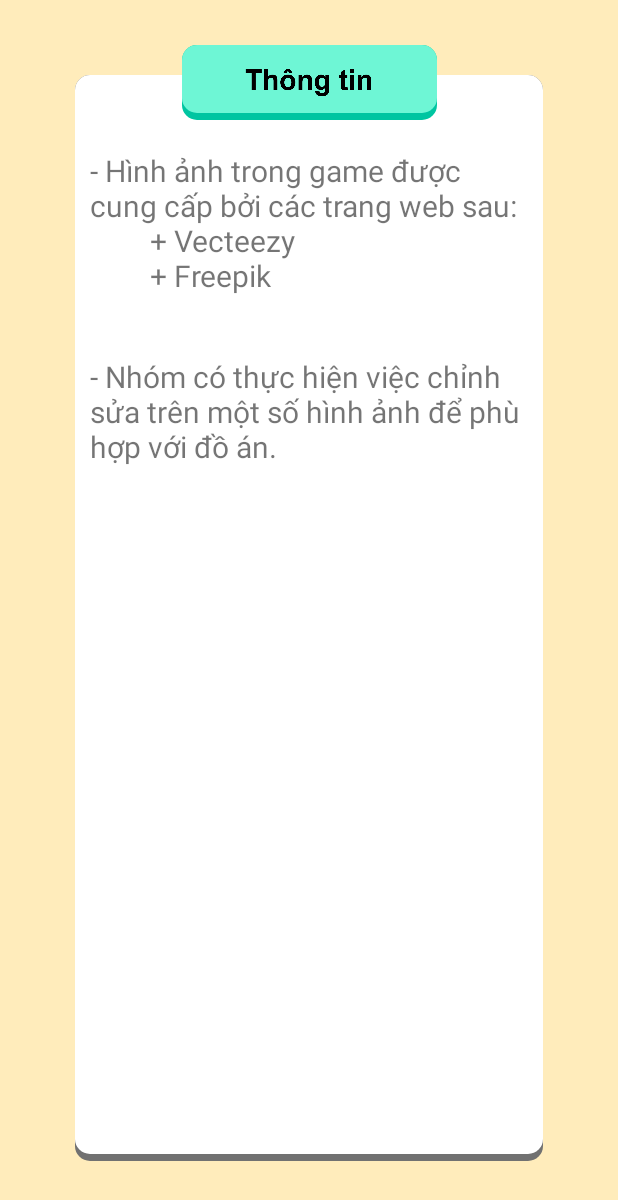
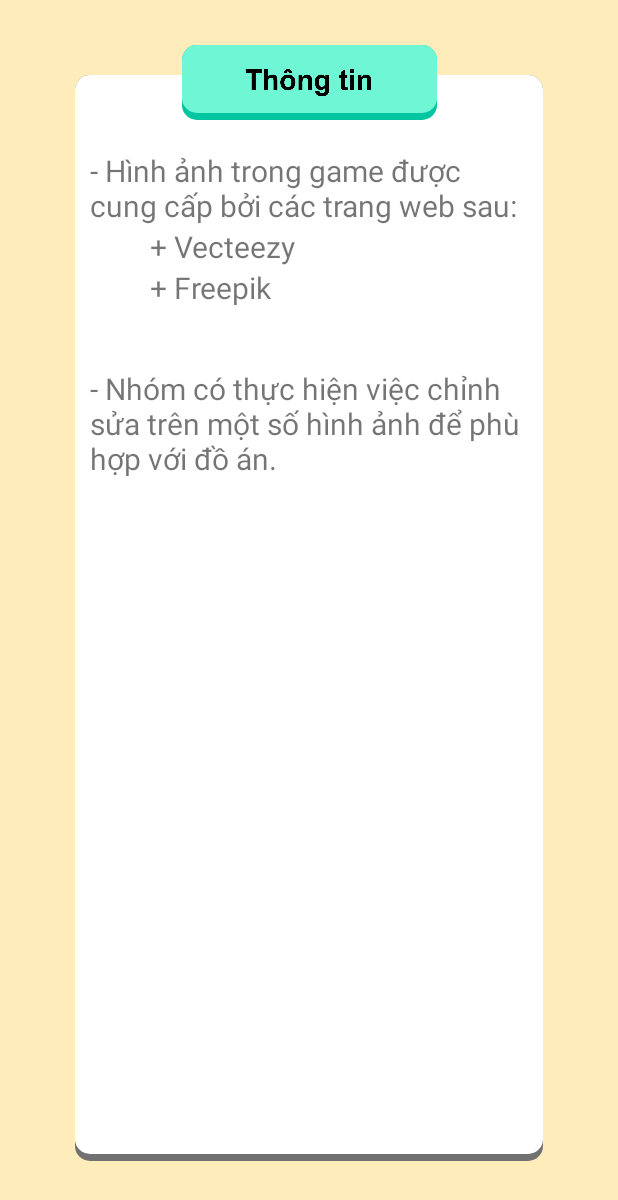
Before and after one commit to AndroidN21/Android-SeaHorses, an Android app: the CopyRightInfoActivity screen opened directly, with no data from a screen before it, on a phone screen of 412 x 824 dp. Shown: the top 1200 px of the screen. Run offline under Robolectric (Android 15) with nearby library versions, the phone set to English and light mode, and no system bars; Roboto replaces fonts that are not available here.

Commit message:
Update CopyRightInfoActivity

```diff
--- a/SourceCode/app/build.gradle
+++ b/SourceCode/app/build.gradle
@@ -6,7 +6,7 @@ android {
 
     defaultConfig {
         applicationId "hcmus.nhom21.parcheesigame"
-        minSdkVersion 28
+        minSdkVersion 23
         targetSdkVersion 30
         versionCode 1
         versionName "1.0"
--- a/SourceCode/app/src/main/res/drawable/btn_back.xml
+++ b/SourceCode/app/src/main/res/drawable/btn_back.xml
@@ -11,6 +11,8 @@
                         android:left="10dp"
                         android:right="10dp"
                         android:top="10dp" />
+                    <stroke android:width="1dp"
+                        android:color="#00C5A1"/>
                 </shape>
             </item>
         </layer-list>
@@ -27,6 +29,8 @@
                         android:left="10dp"
                         android:right="10dp"
                         android:top="10dp" />
+                    <stroke android:width="1dp"
+                        android:color="#00C5A1"/>
                 </shape>
             </item>
         </layer-list>
--- /dev/null
+++ b/SourceCode/app/src/main/res/drawable/btn_dialog_box.xml
@@ -0,0 +1,6 @@
+<?xml version="1.0" encoding="utf-8"?>
+<shape xmlns:android="http://schemas.android.com/apk/res/android">
+    <stroke android:width="1dp"
+        android:color="#00C5A1"/>
+    <solid android:color="#ffffff"/>
+</shape>
--- /dev/null
+++ b/SourceCode/app/src/main/res/drawable/ic_vecteezy_logo.xml
@@ -0,0 +1,33 @@
+<vector xmlns:android="http://schemas.android.com/apk/res/android"
+    android:width="267dp"
+    android:height="65dp"
+    android:viewportWidth="267"
+    android:viewportHeight="65">
+  <path
+      android:fillColor="#FFFF7900"
+      android:pathData="M41.775,29.908C41.844,28.39 41.844,26.976 41.844,25.562C41.844,22.388 41.016,19.214 38.912,19.214C37.325,19.214 36.497,20.56 36.497,22.905C36.497,26.735 39.119,29.08 41.775,29.908ZM32.254,53.883C22.492,53.883 21.56,45.121 21.56,36.083C21.56,27.39 20.905,25.458 17.869,25.458H13.453V19.732H17.869C26.32,19.732 27.39,26.735 27.39,36.117C27.39,45.052 28.045,48.053 32.15,48.053C36.497,48.053 39.498,41.05 40.912,35.359C34.6,33.841 30.667,29.322 30.667,22.802C30.667,17.628 34.013,13.35 39.015,13.35C44.535,13.35 47.605,18.628 47.605,25.562C47.605,27.321 47.536,28.977 47.432,30.253H53.952V36.014H46.501C44.776,44.776 39.946,53.883 32.254,53.883ZM32.081,64.335C54.642,64.335 64.163,50.054 64.163,32.426C64.163,8.107 53.124,0 38.601,0C19.87,0 0,15.385 0,32.426C0,50.054 14.385,64.335 32.081,64.335Z"/>
+  <path
+      android:fillColor="#FFFF7900"
+      android:pathData="M90.518,35.117C90.863,36.152 91.277,37.532 91.449,38.705H91.587C91.828,37.532 92.208,36.186 92.519,35.152L98.21,16.524H105.041L95.071,45.397H87.827L77.789,16.558H84.619L90.518,35.117Z"/>
+  <path
+      android:fillColor="#FFFF7900"
+      android:pathData="M123.669,38.222L126.739,41.775C125.221,43.776 121.944,45.707 117.114,45.707C109.594,45.707 105.075,40.981 105.075,34.22C105.075,27.528 109.594,22.733 116.493,22.733C123.048,22.733 126.773,27.183 126.773,33.289C126.773,34.703 126.566,35.669 126.566,35.669H111.491C112.043,38.67 114.148,40.74 117.839,40.74C121.047,40.774 122.703,39.257 123.669,38.222ZM111.526,32.323H120.874C120.84,29.667 119.218,27.666 116.528,27.666C113.941,27.7 112.009,29.356 111.526,32.323Z"/>
+  <path
+      android:fillColor="#FFFF7900"
+      android:pathData="M150.886,30.632C150.886,31.633 150.748,32.288 150.748,32.288L145.022,32.633C145.056,32.53 145.125,32.116 145.125,31.633C145.125,29.736 143.883,28.08 141.434,28.08C138.502,28.08 136.501,30.495 136.501,34.117C136.501,37.911 138.433,40.429 142.297,40.429C145.815,40.429 147.747,38.636 148.402,37.808L151.576,41.878C150.162,43.672 146.885,45.707 141.848,45.707C134.362,45.707 129.912,40.981 129.912,34.324C129.912,27.459 134.638,22.767 141.538,22.767C147.436,22.767 150.886,26.251 150.886,30.632Z"/>
+  <path
+      android:fillColor="#FFFF7900"
+      android:pathData="M171.894,44.086C171.894,44.086 169.514,45.707 165.202,45.707C159.337,45.707 156.233,42.534 156.233,36.186V27.976H152.818V23.043H156.509V16.558H162.753V23.043H170.618V27.976H162.753V35.876C162.753,38.877 163.891,40.188 166.409,40.188C168.686,40.188 169.997,39.015 169.997,39.015L171.894,44.086Z"/>
+  <path
+      android:fillColor="#FFFF7900"
+      android:pathData="M191.143,38.222L194.213,41.775C192.695,43.776 189.418,45.707 184.589,45.707C177.034,45.707 172.549,40.981 172.549,34.22C172.549,27.528 177.068,22.733 183.968,22.733C190.522,22.733 194.247,27.183 194.247,33.289C194.247,34.703 194.041,35.669 194.041,35.669H178.966C179.518,38.67 181.622,40.74 185.313,40.74C188.521,40.774 190.211,39.257 191.143,38.222ZM179,32.323H188.349C188.314,29.667 186.693,27.666 184.002,27.666C181.415,27.7 179.483,29.356 179,32.323Z"/>
+  <path
+      android:fillColor="#FFFF7900"
+      android:pathData="M215.98,38.222L219.05,41.775C217.532,43.776 214.255,45.707 209.426,45.707C201.906,45.707 197.387,40.981 197.387,34.22C197.387,27.528 201.906,22.733 208.805,22.733C215.359,22.733 219.085,27.183 219.085,33.289C219.085,34.703 218.878,35.669 218.878,35.669H203.803C204.355,38.67 206.459,40.74 210.15,40.74C213.358,40.774 215.049,39.257 215.98,38.222ZM203.838,32.323H213.186C213.151,29.667 211.53,27.666 208.839,27.666C206.252,27.7 204.32,29.356 203.838,32.323Z"/>
+  <path
+      android:fillColor="#FFFF7900"
+      android:pathData="M221.775,40.74L232.642,29.184C233.194,28.563 233.435,28.321 233.815,28.011L233.78,27.873C233.263,27.976 232.4,28.011 231.158,28.011H222.12V23.043H241.128V27.735L230.779,38.981C230.02,39.843 229.675,40.153 229.365,40.498L229.468,40.636C229.882,40.533 230.606,40.498 231.917,40.498H241.438V45.431H221.775V40.74Z"/>
+  <path
+      android:fillColor="#FFFF7900"
+      android:pathData="M248.338,55.366C245.785,55.366 244.164,54.469 244.164,54.469L245.095,49.502C245.095,49.502 246.337,50.157 247.786,50.157C249.821,50.157 250.925,49.157 251.684,47.501L252.098,46.397L242.853,23.043H249.821L254.409,36.324C254.788,37.497 254.926,38.084 255.133,39.257H255.237C255.478,38.015 255.616,37.394 255.961,36.324L260.446,23.043H267L257.479,48.398C255.996,52.296 253.236,55.366 248.338,55.366Z"/>
+</vector>
--- a/SourceCode/app/src/main/res/layout/activity_copyright_info.xml
+++ b/SourceCode/app/src/main/res/layout/activity_copyright_info.xml
@@ -25,10 +25,26 @@
                 android:layout_width="match_parent"
                 android:layout_height="wrap_content"
                 android:layout_marginTop="40dp"
+                android:layout_weight="1"
+                android:text="@string/info0"
+                android:textSize="20dp" />
+
+            <TextView
+                android:id="@+id/txtVecteezy"
+                android:layout_width="match_parent"
+                android:layout_height="wrap_content"
+                android:layout_weight="1"
+                android:text="@string/link_vecteezy"
+                android:textSize="20sp" />
+
+            <TextView
+                android:id="@+id/txtFreepik"
+                android:layout_width="match_parent"
+                android:layout_height="wrap_content"
                 android:layout_marginBottom="40dp"
                 android:layout_weight="1"
-                android:textSize="20dp"
-                android:text="@string/info0" />
+                android:text="@string/link_freepik"
+                android:textSize="20dp" />
 
             <TextView
                 android:id="@+id/txtLine1"
@@ -36,6 +52,7 @@
                 android:layout_height="wrap_content"
                 android:layout_marginBottom="40dp"
                 android:textSize="20dp"
+                android:layout_weight="1"
                 android:text="@string/info1" />
 
 
--- a/SourceCode/app/src/main/res/values/strings.xml
+++ b/SourceCode/app/src/main/res/values/strings.xml
@@ -15,10 +15,13 @@
     <string name="greenTeam">Đội Lục</string>
 
     <string name="title_copyright_info">Thông tin bản quyền</string>
-    <string name="info0"> - Hình ảnh trong game được cung cấp bởi các trang web sau:\n
-        \t\t\t+ Vecteezy\n
-        \t\t\t+ Freepik
-    </string>
+    <string name="info0"> - Hình ảnh trong game được cung cấp bởi các trang web sau:</string>
+    <string name="link_vecteezy">\t\t\t+ Vecteezy</string>
+    <string name="link_freepik">\t\t\t+ Freepik</string>
+    <string name="intro0_vecteezy">Download free vector art, stock photos &amp; videos.</string>
+    <string name="intro1_vecteezy">Professional quality creative resources to get your projects done faster.</string>
+    <string name="intro0_freepik">Graphic resources for everyone</string>
+    <string name="intro1_freepik">Find Free Vectors, Stock Photos and PSD</string>
     <string name="info1"> - Nhóm có thực hiện việc chỉnh sửa trên một số hình ảnh để phù hợp với đồ án.</string>
 <!-- TODO: Remove or change this placeholder text -->
     <string name="hello_blank_fragment">Hello blank fragment</string>
```
Also changed, not shown: SourceCode/app/src/main/java/hcmus/nhom21/parcheesigame/CopyRightInfoActivity.java (+55 -0 lines), SourceCode/app/src/main/java/hcmus/nhom21/parcheesigame/RunningGameActivity.java (+47 -1 lines), SourceCode/app/src/main/res/drawable/ic_freepik.xml (added, +42 -0 lines), SourceCode/app/src/main/res/layout/custom_dialog_layout.xml (added, +73 -0 lines), SourceCode/app/src/main/res/drawable/logo_freepik.png (added).
